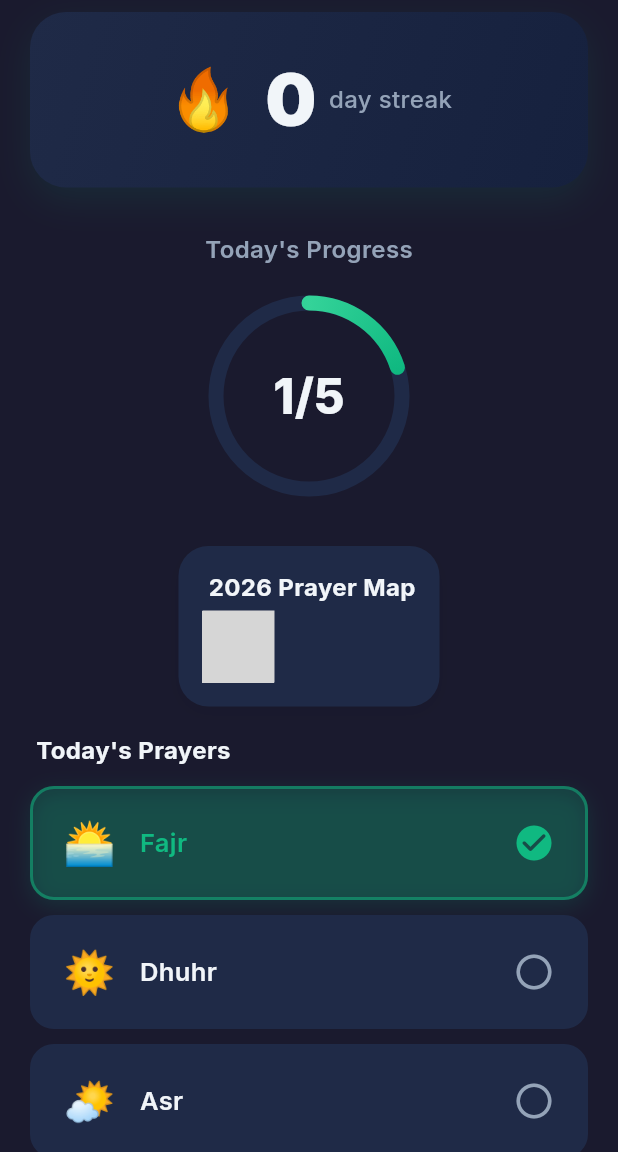
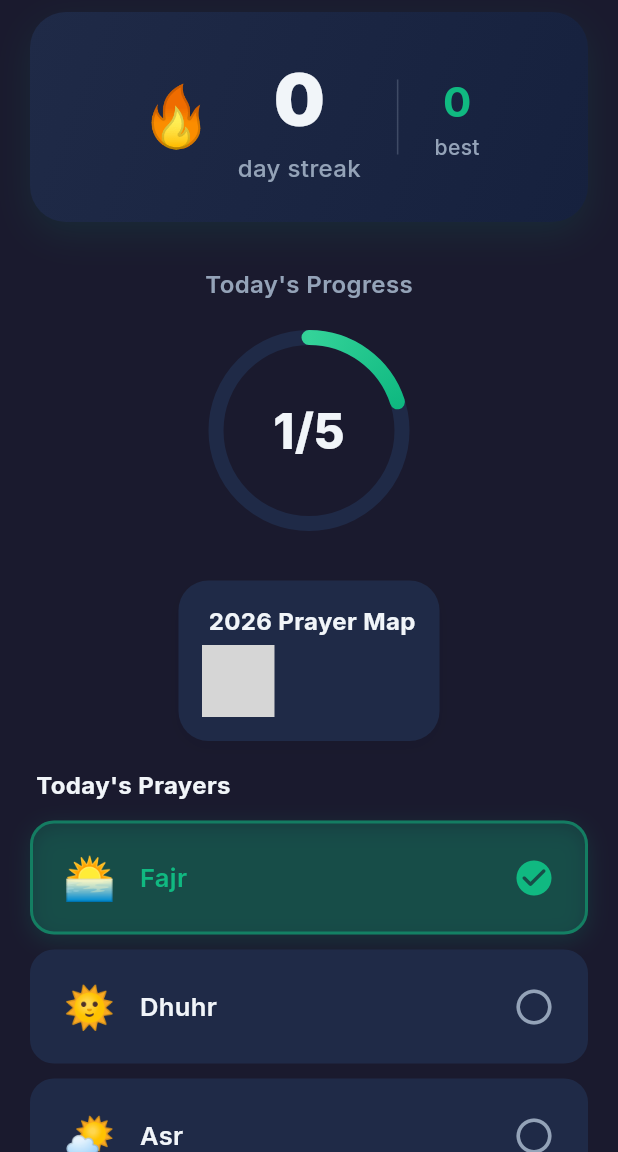
Before and after one commit to M7mdAbolila/Raqiq, a Flutter app: the screen it shows after launch, after a tap on "Fajr", on a phone screen of 412 x 824 dp, the part 84-1236 px from its top. Run offline on Flutter 3.47's test engine with Material 3 defaults, Android fonts, the light colour scheme and no system bars; drawn by our look-alikes of flutter_animate; our stand-ins replace confetti, equatable, flutter_bloc, get_it, google_fonts, isar_community and 1 more; missing offline and left inert: contribution_heatmap; accounts and stored records are empty; generated files the repository leaves out were written again; grey boxes are pictures that could not be loaded.

Commit message:
feat(prayer_tracker): Replaced O(n) streak calculation with a performant O(1) cached system.

```diff
--- a/lib/core/di/injection_container.dart
+++ b/lib/core/di/injection_container.dart
@@ -5,12 +5,15 @@ import 'package:path_provider/path_provider.dart';
 import '../../features/prayer_tracker/data/datasources/prayer_local_datasource.dart';
 import '../../features/prayer_tracker/data/datasources/prayer_local_datasource_impl.dart';
 import '../../features/prayer_tracker/data/models/prayer_day_model.dart';
+import '../../features/prayer_tracker/data/models/streak_model.dart';
 import '../../features/prayer_tracker/data/repos/prayer_repository_impl.dart';
 import '../../features/prayer_tracker/domain/repos/prayer_repository.dart';
 import '../../features/prayer_tracker/domain/usecases/get_or_create_day_usecase.dart';
 import '../../features/prayer_tracker/domain/usecases/get_streak_usecase.dart';
 import '../../features/prayer_tracker/domain/usecases/get_year_data_usecase.dart';
 import '../../features/prayer_tracker/domain/usecases/update_day_usecase.dart';
+import '../../features/prayer_tracker/domain/usecases/update_streak_usecase.dart';
+import '../../features/prayer_tracker/domain/usecases/decrease_streak_usecase.dart';
 import '../../features/prayer_tracker/presentation/cubit/prayer_cubit.dart';
 import '../../app/theme/theme_cubit/theme_cubit.dart';
 import 'package:flutter/material.dart';
@@ -25,7 +28,10 @@ Future<void> init() async {
   final initialThemeMode = isDark ? ThemeMode.dark : ThemeMode.light;
 
   final dir = await getApplicationDocumentsDirectory();
-  final isar = await Isar.open([PrayerDayModelSchema], directory: dir.path);
+  final isar = await Isar.open([
+    PrayerDayModelSchema,
+    StreakModelSchema,
+  ], directory: dir.path);
   sl.registerLazySingleton(() => isar);
 
   // ── Data sources ──
@@ -41,6 +47,8 @@ Future<void> init() async {
   sl.registerLazySingleton(() => GetYearDataUseCase(sl()));
   sl.registerLazySingleton(() => GetStreakUseCase(sl()));
   sl.registerLazySingleton(() => UpdateDayUseCase(sl()));
+  sl.registerLazySingleton(() => UpdateStreakUseCase(sl()));
+  sl.registerLazySingleton(() => DecreaseStreakUseCase(sl()));
 
   // ── Cubits ──
   sl.registerFactory(
@@ -49,6 +57,8 @@ Future<void> init() async {
       getYearDataUseCase: sl(),
       getStreakUseCase: sl(),
       updateDayUseCase: sl(),
+      updateStreakUseCase: sl(),
+      decreaseStreakUseCase: sl(),
     ),
   );
   sl.registerLazySingleton(() => ThemeCubit(initialThemeMode));
--- a/lib/core/routing/app_router.dart
+++ b/lib/core/routing/app_router.dart
@@ -1,7 +1,7 @@
 import 'package:flutter/material.dart';
 import 'package:flutter_bloc/flutter_bloc.dart';
 import '../../features/prayer_tracker/presentation/cubit/prayer_cubit.dart';
-import '../../features/prayer_tracker/presentation/screens/prayer_home_screen.dart';
+import '../../features/prayer_tracker/presentation/screens/prayer_tracker_screen.dart';
 import '../di/injection_container.dart' as di;
 import 'routes.dart';
 
--- a/lib/features/prayer_tracker/data/datasources/prayer_local_datasource.dart
+++ b/lib/features/prayer_tracker/data/datasources/prayer_local_datasource.dart
@@ -1,8 +1,11 @@
 import '../models/prayer_day_model.dart';
+import '../models/streak_model.dart';
 
 abstract class PrayerLocalDataSource {
   Future<PrayerDayModel> getOrCreateDay(DateTime date);
   Future<PrayerDayModel> updateDay(PrayerDayModel day);
   Future<List<PrayerDayModel>> getYearData(int year);
-  Future<int> calculateStreak();
+  Future<StreakModel> getStreak();
+  Future<StreakModel> updateStreak(DateTime date);
+  Future<StreakModel> decreaseStreak(DateTime date);
 }
--- a/lib/features/prayer_tracker/data/datasources/prayer_local_datasource_impl.dart
+++ b/lib/features/prayer_tracker/data/datasources/prayer_local_datasource_impl.dart
@@ -1,6 +1,7 @@
 import 'package:isar_community/isar.dart';
 import '../../../../core/utils/date_utils.dart';
 import '../models/prayer_day_model.dart';
+import '../models/streak_model.dart';
 import 'prayer_local_datasource.dart';
 
 class PrayerLocalDataSourceImpl implements PrayerLocalDataSource {
@@ -48,35 +49,91 @@ class PrayerLocalDataSourceImpl implements PrayerLocalDataSource {
   }
 
   @override
-  Future<int> calculateStreak() async {
-    final today = AppDateUtils.today();
-    int streak = 0;
+  Future<StreakModel> getStreak() async {
+    final existing = await _isar.streakModels.get(0);
+    if (existing != null) return existing;
 
-    final todayEntry = await _isar.prayerDayModels
-        .filter()
-        .dateEqualTo(today)
-        .findFirst();
+    final newStreak = StreakModel();
+    await _isar.writeTxn(() async {
+      await _isar.streakModels.put(newStreak);
+    });
+    return newStreak;
+  }
 
-    DateTime startDate;
+  @override
+  Future<StreakModel> updateStreak(DateTime date) async {
+    final normalizedDate = AppDateUtils.normalizeDate(date);
+    final streak = await getStreak();
 
-    if (todayEntry != null && todayEntry.completedCount == 5) {
-      startDate = today;
+    if (streak.lastCompletedDate == null) {
+      streak.currentStreak = 1;
     } else {
-      startDate = today.subtract(const Duration(days: 1));
+      final lastDate = AppDateUtils.normalizeDate(streak.lastCompletedDate!);
+      final diff = normalizedDate.difference(lastDate).inDays;
+
+      if (diff == 0) {
+        return streak;
+      } else if (diff == 1) {
+        streak.currentStreak += 1;
+      } else if (diff > 1) {
+        streak.currentStreak = 1;
+      }
     }
 
-    for (int i = 0; i < 365; i++) {
-      final date = startDate.subtract(Duration(days: i));
+    if (streak.currentStreak > streak.longestStreak) {
+      streak.longestStreak = streak.currentStreak;
+    }
 
-      final day = await _isar.prayerDayModels
-          .filter()
-          .dateEqualTo(date)
-          .findFirst();
+    streak.lastCompletedDate = normalizedDate;
 
-      if (day == null || day.completedCount != 5) break;
+    await _isar.writeTxn(() async {
+      await _isar.streakModels.put(streak);
+    });
 
-      streak++;
+    return streak;
+  }
+
+  @override
+  Future<StreakModel> decreaseStreak(DateTime date) async {
+    final normalizedDate = AppDateUtils.normalizeDate(date);
+    final streak = await getStreak();
+
+    if (streak.lastCompletedDate == null) {
+      return streak;
     }
+
+    final lastDate = AppDateUtils.normalizeDate(streak.lastCompletedDate!);
+    final diff = normalizedDate.difference(lastDate).inDays;
+
+    if (diff == 0) {
+      if (streak.currentStreak > 0) {
+        streak.currentStreak -= 1;
+      }
+
+      if (streak.currentStreak == 0) {
+        streak.lastCompletedDate = null;
+      } else {
+        streak.lastCompletedDate = normalizedDate.subtract(
+          const Duration(days: 1),
+        );
+      }
+
+      if (streak.longestStreak > 0 &&
+          streak.longestStreak == streak.currentStreak + 1) {
+        streak.longestStreak -= 1;
+      }
+
+      await _isar.writeTxn(() async {
+        await _isar.streakModels.put(streak);
+      });
+    }
+    // else if (diff < 0) {
+    // streak.currentStreak = 0;
+    // streak.lastCompletedDate = null;
+    // await _isar.writeTxn(() async {
+    //   await _isar.streakModels.put(streak);
+    // });
+    // }
 
     return streak;
   }
--- a/lib/features/prayer_tracker/data/repos/prayer_repository_impl.dart
+++ b/lib/features/prayer_tracker/data/repos/prayer_repository_impl.dart
@@ -1,7 +1,9 @@
 import '../../domain/entities/prayer_day.dart';
+import '../../domain/entities/streak_info.dart';
 import '../../domain/repos/prayer_repository.dart';
 import '../datasources/prayer_local_datasource.dart';
 import '../models/prayer_day_model.dart';
+import '../models/streak_model.dart';
 
 class PrayerRepositoryImpl implements PrayerRepository {
   final PrayerLocalDataSource _localDataSource;
@@ -28,8 +30,21 @@ class PrayerRepositoryImpl implements PrayerRepository {
   }
 
   @override
-  Future<int> calculateStreak() async {
-    return _localDataSource.calculateStreak();
+  Future<StreakInfo> getStreak() async {
+    final model = await _localDataSource.getStreak();
+    return _streakModelToEntity(model);
+  }
+
+  @override
+  Future<StreakInfo> updateStreak(DateTime date) async {
+    final model = await _localDataSource.updateStreak(date);
+    return _streakModelToEntity(model);
+  }
+
+  @override
+  Future<StreakInfo> decreaseStreak(DateTime date) async {
+    final model = await _localDataSource.decreaseStreak(date);
+    return _streakModelToEntity(model);
   }
 
   PrayerDay _modelToEntity(PrayerDayModel model) {
@@ -54,4 +69,12 @@ class PrayerRepositoryImpl implements PrayerRepository {
       ..maghrib = entity.maghrib
       ..isha = entity.isha;
   }
+
+  StreakInfo _streakModelToEntity(StreakModel model) {
+    return StreakInfo(
+      currentStreak: model.currentStreak,
+      longestStreak: model.longestStreak,
+      lastCompletedDate: model.lastCompletedDate,
+    );
+  }
 }
--- /dev/null
+++ b/lib/features/prayer_tracker/domain/entities/streak_info.dart
@@ -0,0 +1,16 @@
+import 'package:equatable/equatable.dart';
+
+class StreakInfo extends Equatable {
+  final int currentStreak;
+  final int longestStreak;
+  final DateTime? lastCompletedDate;
+
+  const StreakInfo({
+    required this.currentStreak,
+    required this.longestStreak,
+    this.lastCompletedDate,
+  });
+
+  @override
+  List<Object?> get props => [currentStreak, longestStreak, lastCompletedDate];
+}
--- /dev/null
+++ b/lib/features/prayer_tracker/domain/usecases/decrease_streak_usecase.dart
@@ -0,0 +1,14 @@
+import '../../../../core/usecases/usecase.dart';
+import '../entities/streak_info.dart';
+import '../repos/prayer_repository.dart';
+
+class DecreaseStreakUseCase implements UseCase<StreakInfo, DateTime> {
+  final PrayerRepository repository;
+
+  DecreaseStreakUseCase(this.repository);
+
+  @override
+  Future<StreakInfo> call(DateTime date) {
+    return repository.decreaseStreak(date);
+  }
+}
--- a/lib/features/prayer_tracker/domain/usecases/get_streak_usecase.dart
+++ b/lib/features/prayer_tracker/domain/usecases/get_streak_usecase.dart
@@ -1,13 +1,14 @@
 import '../../../../core/usecases/usecase.dart';
+import '../entities/streak_info.dart';
 import '../repos/prayer_repository.dart';
 
-class GetStreakUseCase implements UseCaseNoParams<int> {
+class GetStreakUseCase implements UseCaseNoParams<StreakInfo> {
   final PrayerRepository repository;
 
   GetStreakUseCase(this.repository);
 
   @override
-  Future<int> call() {
-    return repository.calculateStreak();
+  Future<StreakInfo> call() {
+    return repository.getStreak();
   }
 }
--- /dev/null
+++ b/lib/features/prayer_tracker/domain/usecases/update_streak_usecase.dart
@@ -0,0 +1,14 @@
+import '../../../../core/usecases/usecase.dart';
+import '../entities/streak_info.dart';
+import '../repos/prayer_repository.dart';
+
+class UpdateStreakUseCase implements UseCase<StreakInfo, DateTime> {
+  final PrayerRepository repository;
+
+  UpdateStreakUseCase(this.repository);
+
+  @override
+  Future<StreakInfo> call(DateTime date) {
+    return repository.updateStreak(date);
+  }
+}
--- a/lib/features/prayer_tracker/presentation/cubit/prayer_cubit.dart
+++ b/lib/features/prayer_tracker/presentation/cubit/prayer_cubit.dart
@@ -4,6 +4,8 @@ import '../../domain/usecases/get_or_create_day_usecase.dart';
 import '../../domain/usecases/get_streak_usecase.dart';
 import '../../domain/usecases/get_year_data_usecase.dart';
 import '../../domain/usecases/update_day_usecase.dart';
+import '../../domain/usecases/update_streak_usecase.dart';
+import '../../domain/usecases/decrease_streak_usecase.dart';
 import '../../domain/entities/prayer_day.dart';
 import 'prayer_state.dart';
 
@@ -12,16 +14,22 @@ class PrayerCubit extends Cubit<PrayerState> {
   final GetYearDataUseCase _getYearDataUseCase;
   final GetStreakUseCase _getStreakUseCase;
   final UpdateDayUseCase _updateDayUseCase;
+  final UpdateStreakUseCase _updateStreakUseCase;
+  final DecreaseStreakUseCase _decreaseStreakUseCase;
 
   PrayerCubit({
     required GetOrCreateDayUseCase getOrCreateDayUseCase,
     required GetYearDataUseCase getYearDataUseCase,
     required GetStreakUseCase getStreakUseCase,
     required UpdateDayUseCase updateDayUseCase,
+    required UpdateStreakUseCase updateStreakUseCase,
+    required DecreaseStreakUseCase decreaseStreakUseCase,
   }) : _getOrCreateDayUseCase = getOrCreateDayUseCase,
        _getYearDataUseCase = getYearDataUseCase,
        _getStreakUseCase = getStreakUseCase,
        _updateDayUseCase = updateDayUseCase,
+       _updateStreakUseCase = updateStreakUseCase,
+       _decreaseStreakUseCase = decreaseStreakUseCase,
        super(const PrayerInitial());
 
   Future<void> loadData() async {
@@ -30,7 +38,7 @@ class PrayerCubit extends Cubit<PrayerState> {
       final today = await _getOrCreateDayUseCase(AppDateUtils.today());
       final year = DateTime.now().year;
       final yearData = await _getYearDataUseCase(year);
-      final streak = await _getStreakUseCase();
+      final streakInfo = await _getStreakUseCase();
 
       final heatmapData = <DateTime, PrayerDay>{};
       for (final day in yearData) {
@@ -38,7 +46,11 @@ class PrayerCubit extends Cubit<PrayerState> {
       }
 
       emit(
-        PrayerLoaded(today: today, heatmapData: heatmapData, streak: streak),
+        PrayerLoaded(
+          today: today,
+          heatmapData: heatmapData,
+          streakInfo: streakInfo,
+        ),
       );
     } catch (e) {
       emit(PrayerError(e.toString()));
@@ -53,18 +65,24 @@ class PrayerCubit extends Cubit<PrayerState> {
       final wasFullBefore = current.today.isFullDay;
       final toggled = current.today.togglePrayer(prayerName);
       final updated = await _updateDayUseCase(toggled);
-      final streak = await _getStreakUseCase();
 
       final heatmapData = Map<DateTime, PrayerDay>.from(current.heatmapData);
       heatmapData[AppDateUtils.normalizeDate(updated.date)] = updated;
 
       final showConfetti = !wasFullBefore && updated.isFullDay;
 
+      var streakInfo = current.streakInfo;
+      if (!wasFullBefore && updated.isFullDay) {
+        streakInfo = await _updateStreakUseCase(updated.date);
+      } else if (wasFullBefore && !updated.isFullDay) {
+        streakInfo = await _decreaseStreakUseCase(updated.date);
+      }
+
       emit(
         current.copyWith(
           today: updated,
           heatmapData: heatmapData,
-          streak: streak,
+          streakInfo: streakInfo,
           showConfetti: showConfetti,
         ),
       );
--- a/lib/features/prayer_tracker/presentation/cubit/prayer_state.dart
+++ b/lib/features/prayer_tracker/presentation/cubit/prayer_state.dart
@@ -1,5 +1,6 @@
 import 'package:equatable/equatable.dart';
 import '../../domain/entities/prayer_day.dart';
+import '../../domain/entities/streak_info.dart';
 
 abstract class PrayerState extends Equatable {
   const PrayerState();
@@ -21,33 +22,33 @@ class PrayerLoaded extends PrayerState {
 
   final Map<DateTime, PrayerDay> heatmapData;
 
-  final int streak;
+  final StreakInfo streakInfo;
 
   final bool showConfetti;
 
   const PrayerLoaded({
     required this.today,
     required this.heatmapData,
-    required this.streak,
+    required this.streakInfo,
     this.showConfetti = false,
   });
 
   PrayerLoaded copyWith({
     PrayerDay? today,
     Map<DateTime, PrayerDay>? heatmapData,
-    int? streak,
+    StreakInfo? streakInfo,
     bool? showConfetti,
   }) {
     return PrayerLoaded(
       today: today ?? this.today,
       heatmapData: heatmapData ?? this.heatmapData,
-      streak: streak ?? this.streak,
+      streakInfo: streakInfo ?? this.streakInfo,
       showConfetti: showConfetti ?? this.showConfetti,
     );
   }
 
   @override
-  List<Object?> get props => [today, heatmapData, streak, showConfetti];
+  List<Object?> get props => [today, heatmapData, streakInfo, showConfetti];
 }
 
 class PrayerError extends PrayerState {
--- a/lib/features/prayer_tracker/presentation/screens/prayer_home_screen.dart
+++ b/lib/features/prayer_tracker/presentation/screens/prayer_tracker_screen.dart
@@ -1,3 +1,5 @@
+import 'dart:developer';
+
 import 'package:confetti/confetti.dart';
 import 'package:flutter/material.dart';
 import 'package:flutter_bloc/flutter_bloc.dart';
@@ -82,6 +84,7 @@ class _PrayerTrackerScreenState extends State<PrayerTrackerScreen> {
   }
 
   Center _buildErrorWidget(PrayerError state, BuildContext context) {
+    log(state.message);
     return Center(
       child: Column(
         mainAxisAlignment: MainAxisAlignment.center,
--- a/lib/features/prayer_tracker/presentation/widgets/loaded_content_widget.dart
+++ b/lib/features/prayer_tracker/presentation/widgets/loaded_content_widget.dart
@@ -22,7 +22,7 @@ class LoadedContentWidget extends StatelessWidget {
       child: Column(
         spacing: 18,
         children: [
-          StreakWidget(streak: state.streak)
+          StreakWidget(streakInfo: state.streakInfo)
               .animate()
               .fadeIn(duration: 500.ms)
               .slideY(begin: -0.1, end: 0, duration: 500.ms),
--- a/lib/features/prayer_tracker/presentation/widgets/streak_widget.dart
+++ b/lib/features/prayer_tracker/presentation/widgets/streak_widget.dart
@@ -1,11 +1,12 @@
 import 'package:flutter/material.dart';
 import 'package:flutter_animate/flutter_animate.dart';
 import '../../../../app/theme/app_colors.dart';
+import '../../domain/entities/streak_info.dart';
 
 class StreakWidget extends StatelessWidget {
-  final int streak;
+  final StreakInfo streakInfo;
 
-  const StreakWidget({super.key, required this.streak});
+  const StreakWidget({super.key, required this.streakInfo});
 
   @override
   Widget build(BuildContext context) {
@@ -46,14 +47,17 @@ class StreakWidget extends StatelessWidget {
                 color: AppColors.emerald.withValues(alpha: 0.3),
               ),
           const SizedBox(width: 16),
+          Column(
+            mainAxisSize: MainAxisSize.min,
+            children: [
               AnimatedSwitcher(
                 duration: const Duration(milliseconds: 400),
                 transitionBuilder: (child, animation) {
                   return ScaleTransition(scale: animation, child: child);
                 },
                 child: Text(
-              '$streak',
-              key: ValueKey(streak),
+                  '${streakInfo.currentStreak}',
+                  key: ValueKey(streakInfo.currentStreak),
                   style: TextStyle(
                     fontSize: 48,
                     fontWeight: FontWeight.w900,
@@ -61,14 +65,48 @@ class StreakWidget extends StatelessWidget {
                   ),
                 ),
               ),
-          const SizedBox(width: 8),
               Text(
                 'day streak',
                 style: TextStyle(
                   fontSize: 16,
                   fontWeight: FontWeight.w500,
-              color: isDark ? AppColors.darkSubtext : AppColors.lightSubtext,
+                  color: isDark
+                      ? AppColors.darkSubtext
+                      : AppColors.lightSubtext,
                 ),
+              ),
+            ],
+          ),
+          const SizedBox(width: 24),
+          Container(
+            width: 1,
+            height: 50,
+            color: (isDark ? AppColors.darkSubtext : AppColors.lightSubtext)
+                .withValues(alpha: 0.3),
+          ),
+          const SizedBox(width: 24),
+          Column(
+            mainAxisSize: MainAxisSize.min,
+            children: [
+              Text(
+                '${streakInfo.longestStreak}',
+                style: TextStyle(
+                  fontSize: 28,
+                  fontWeight: FontWeight.w700,
+                  color: AppColors.emerald,
+                ),
+              ),
+              Text(
+                'best',
+                style: TextStyle(
+                  fontSize: 14,
+                  fontWeight: FontWeight.w500,
+                  color: isDark
+                      ? AppColors.darkSubtext
+                      : AppColors.lightSubtext,
+                ),
+              ),
+            ],
           ),
         ],
       ),
```
Also changed, not shown: lib/features/prayer_tracker/data/models/streak_model.dart (added, +14 -0 lines), lib/features/prayer_tracker/domain/repos/prayer_repository.dart (+6 -1 lines), lib/features/prayer_tracker/data/models/streak_model.g.dart (added), 1 other file. Lines whose indentation alone changed are shown as unchanged.
